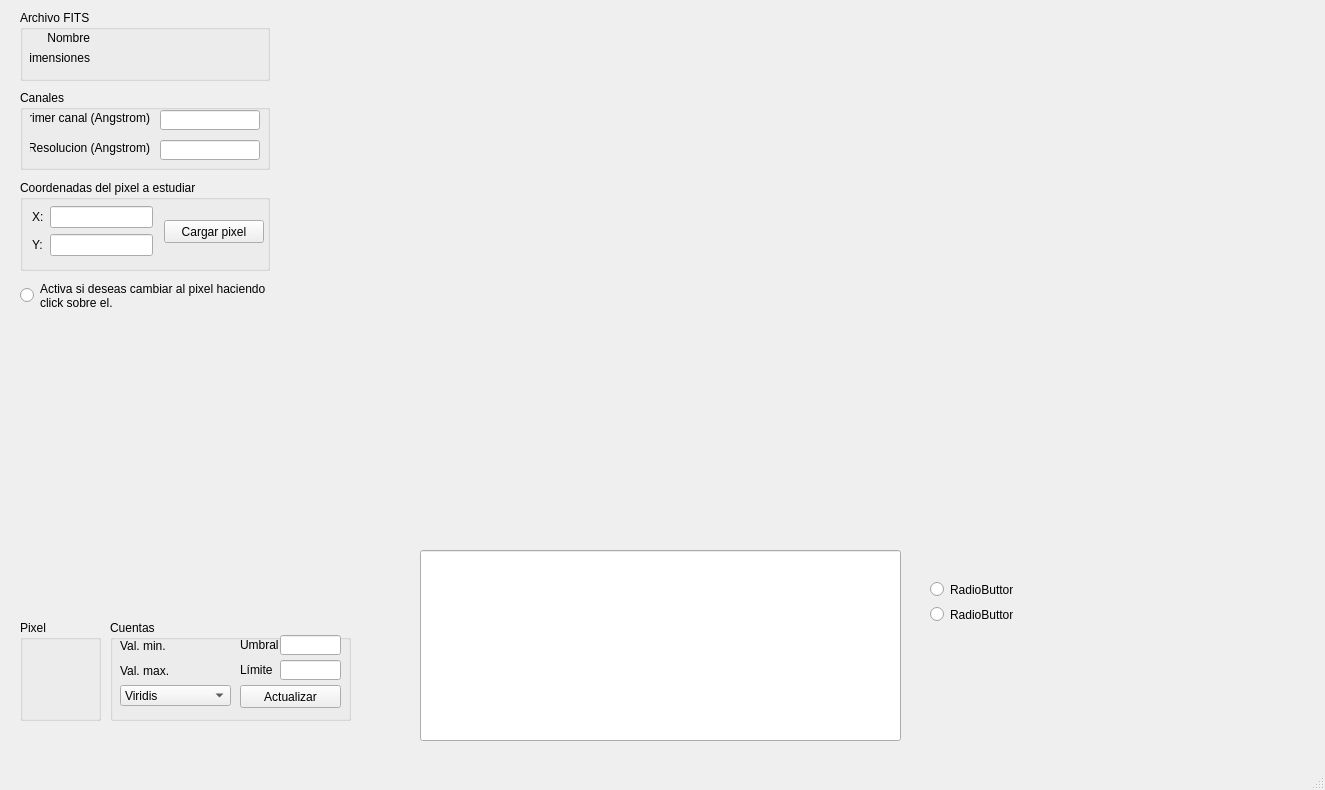
aphics/DPO, file interface_dpo.ui: the form before one commit.
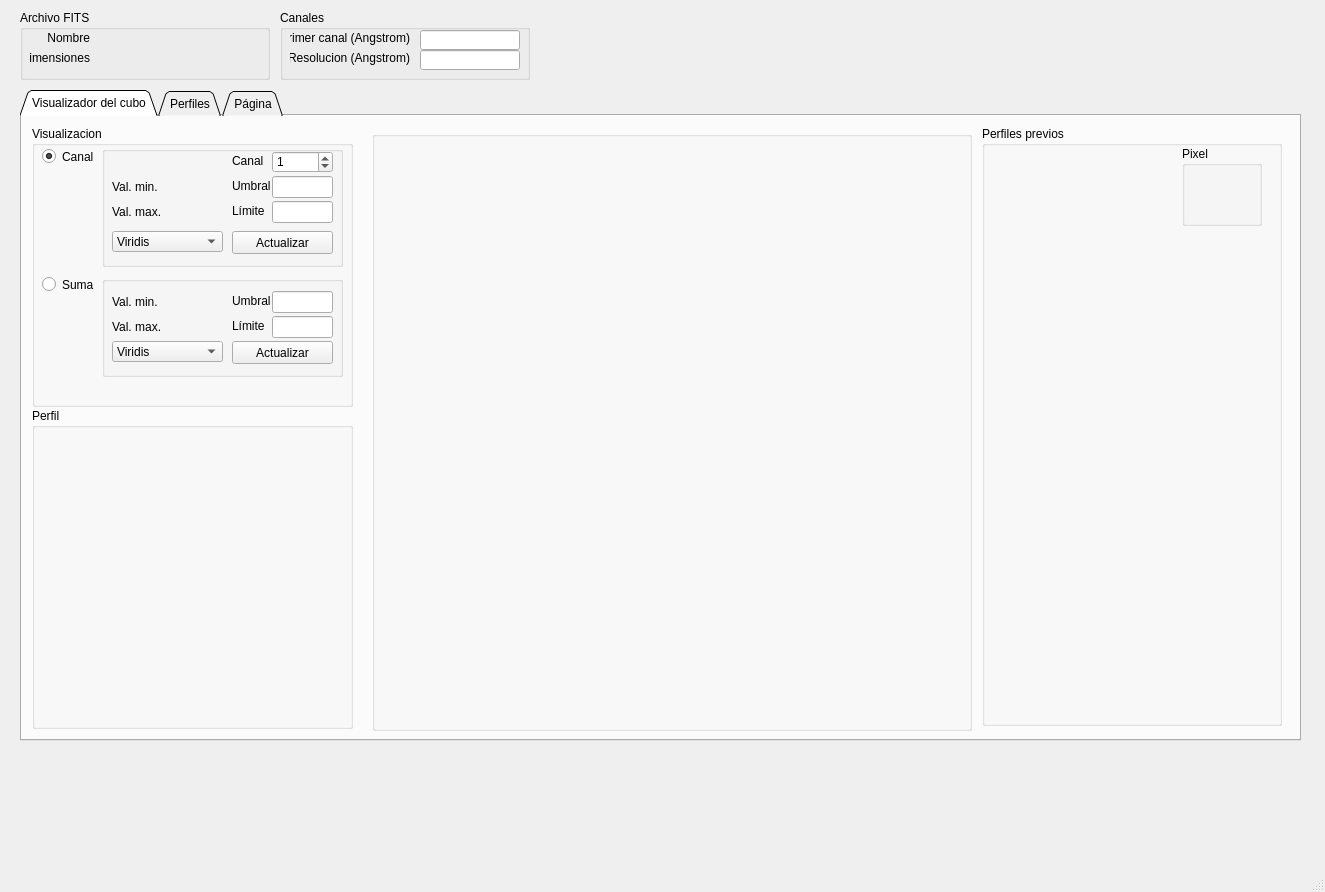
The form after the commit. Custom widgets are drawn as their Qt base class.

```diff
--- a/interface_dpo.ui
+++ b/interface_dpo.ui
@@ -7,7 +7,7 @@
     <x>0</x>
     <y>0</y>
     <width>1325</width>
-    <height>790</height>
+    <height>892</height>
    </rect>
   </property>
   <property name="font">
@@ -21,70 +21,6 @@
    <string>MainWindow</string>
   </property>
   <widget class="QWidget" name="centralwidget">
-   <widget class="QGroupBox" name="groupBox">
-    <property name="geometry">
-     <rect>
-      <x>20</x>
-      <y>180</y>
-      <width>250</width>
-      <height>91</height>
-     </rect>
-    </property>
-    <property name="title">
-     <string>Coordenadas del pixel a estudiar</string>
-    </property>
-    <widget class="QPushButton" name="boton_CargarPixel">
-     <property name="geometry">
-      <rect>
-       <x>144</x>
-       <y>40</y>
-       <width>100</width>
-       <height>23</height>
-      </rect>
-     </property>
-     <property name="maximumSize">
-      <size>
-       <width>16777215</width>
-       <height>23</height>
-      </size>
-     </property>
-     <property name="text">
-      <string>Cargar pixel</string>
-     </property>
-    </widget>
-    <widget class="QWidget" name="layoutWidget">
-     <property name="geometry">
-      <rect>
-       <x>12</x>
-       <y>26</y>
-       <width>121</width>
-       <height>50</height>
-      </rect>
-     </property>
-     <layout class="QFormLayout" name="formLayout">
-      <item row="0" column="0">
-       <widget class="QLabel" name="label_2">
-        <property name="text">
-         <string>X:</string>
-        </property>
-       </widget>
-      </item>
-      <item row="0" column="1">
-       <widget class="QLineEdit" name="pixel_x"/>
-      </item>
-      <item row="1" column="0">
-       <widget class="QLabel" name="label_3">
-        <property name="text">
-         <string>Y:</string>
-        </property>
-       </widget>
-      </item>
-      <item row="1" column="1">
-       <widget class="QLineEdit" name="pixel_y"/>
-      </item>
-     </layout>
-    </widget>
-   </widget>
    <widget class="QGroupBox" name="groupBox_2">
     <property name="enabled">
      <bool>true</bool>
@@ -94,7 +30,7 @@
       <x>20</x>
       <y>10</y>
       <width>250</width>
-      <height>71</height>
+      <height>70</height>
      </rect>
     </property>
     <property name="title">
@@ -168,10 +104,10 @@
    <widget class="QGroupBox" name="groupBox_3">
     <property name="geometry">
      <rect>
-      <x>20</x>
-      <y>90</y>
+      <x>280</x>
+      <y>10</y>
       <width>250</width>
-      <height>80</height>
+      <height>70</height>
      </rect>
     </property>
     <property name="title">
@@ -197,7 +133,7 @@
      <property name="geometry">
       <rect>
        <x>10</x>
-       <y>50</y>
+       <y>40</y>
        <width>120</width>
        <height>16</height>
       </rect>
@@ -223,52 +159,643 @@
      <property name="geometry">
       <rect>
        <x>140</x>
-       <y>50</y>
+       <y>40</y>
        <width>100</width>
        <height>20</height>
       </rect>
      </property>
     </widget>
    </widget>
+   <widget class="QTabWidget" name="tabWidget">
+    <property name="geometry">
+     <rect>
+      <x>20</x>
+      <y>90</y>
+      <width>1281</width>
+      <height>651</height>
+     </rect>
+    </property>
+    <property name="tabPosition">
+     <enum>QTabWidget::North</enum>
+    </property>
+    <property name="tabShape">
+     <enum>QTabWidget::Triangular</enum>
+    </property>
+    <property name="currentIndex">
+     <number>0</number>
+    </property>
+    <widget class="QWidget" name="tab_2">
+     <attribute name="title">
+      <string>Visualizador del cubo</string>
+     </attribute>
+     <widget class="QGroupBox" name="groupBox_8">
+      <property name="geometry">
+       <rect>
+        <x>350</x>
+        <y>15</y>
+        <width>600</width>
+        <height>600</height>
+       </rect>
+      </property>
+      <property name="title">
+       <string/>
+      </property>
+      <widget class="MatplotlibWidget11" name="visualizacion_cubo" native="true">
+       <property name="geometry">
+        <rect>
+         <x>10</x>
+         <y>10</y>
+         <width>580</width>
+         <height>580</height>
+        </rect>
+       </property>
+       <property name="styleSheet">
+        <string notr="true">border-color: rgb(0, 255, 0);</string>
+       </property>
+      </widget>
+     </widget>
+     <widget class="QGroupBox" name="groupBox_9">
+      <property name="geometry">
+       <rect>
+        <x>10</x>
+        <y>292</y>
+        <width>321</width>
+        <height>321</height>
+       </rect>
+      </property>
+      <property name="title">
+       <string>Perfil</string>
+      </property>
+      <widget class="MatplotlibWidget11_sin" name="vis_perfil" native="true">
+       <property name="geometry">
+        <rect>
+         <x>10</x>
+         <y>13</y>
+         <width>300</width>
+         <height>300</height>
+        </rect>
+       </property>
+      </widget>
+     </widget>
+     <widget class="QGroupBox" name="groupBox_7">
+      <property name="geometry">
+       <rect>
+        <x>10</x>
+        <y>10</y>
+        <width>321</width>
+        <height>281</height>
+       </rect>
+      </property>
+      <property name="title">
+       <string>Visualizacion</string>
+      </property>
+      <property name="checkable">
+       <bool>false</bool>
+      </property>
+      <widget class="QGroupBox" name="groupBox_vis_suma">
+       <property name="geometry">
+        <rect>
+         <x>70</x>
+         <y>150</y>
+         <width>241</width>
+         <height>101</height>
+        </rect>
+       </property>
+       <property name="title">
+        <string/>
+       </property>
+       <widget class="QLineEdit" name="maximo_cubo_suma">
+        <property name="geometry">
+         <rect>
+          <x>170</x>
+          <y>40</y>
+          <width>61</width>
+          <height>22</height>
+         </rect>
+        </property>
+       </widget>
+       <widget class="QPushButton" name="pushButton_actualizar_vis_cubo_suma">
+        <property name="geometry">
+         <rect>
+          <x>130</x>
+          <y>65</y>
+          <width>101</width>
+          <height>23</height>
+         </rect>
+        </property>
+        <property name="text">
+         <string>Actualizar</string>
+        </property>
+       </widget>
+       <widget class="QLineEdit" name="umbral_cubo_suma">
+        <property name="geometry">
+         <rect>
+          <x>170</x>
+          <y>15</y>
+          <width>61</width>
+          <height>22</height>
+         </rect>
+        </property>
+       </widget>
+       <widget class="QLabel" name="label_11">
+        <property name="geometry">
+         <rect>
+          <x>130</x>
+          <y>15</y>
+          <width>41</width>
+          <height>20</height>
+         </rect>
+        </property>
+        <property name="text">
+         <string>Umbral</string>
+        </property>
+       </widget>
+       <widget class="QLabel" name="label_12">
+        <property name="geometry">
+         <rect>
+          <x>130</x>
+          <y>40</y>
+          <width>41</width>
+          <height>20</height>
+         </rect>
+        </property>
+        <property name="text">
+         <string>Límite</string>
+        </property>
+       </widget>
+       <widget class="QLabel" name="label_val_max_cubo_suma">
+        <property name="geometry">
+         <rect>
+          <x>10</x>
+          <y>40</y>
+          <width>111</width>
+          <height>21</height>
+         </rect>
+        </property>
+        <property name="text">
+         <string>Val. max.</string>
+        </property>
+       </widget>
+       <widget class="QLabel" name="label_val_min_cubo_suma">
+        <property name="geometry">
+         <rect>
+          <x>10</x>
+          <y>15</y>
+          <width>111</width>
+          <height>21</height>
+         </rect>
+        </property>
+        <property name="text">
+         <string>Val. min.</string>
+        </property>
+       </widget>
+       <widget class="QComboBox" name="colormap_cubo_suma">
+        <property name="geometry">
+         <rect>
+          <x>10</x>
+          <y>65</y>
+          <width>111</width>
+          <height>21</height>
+         </rect>
+        </property>
+        <property name="currentText">
+         <string>Viridis</string>
+        </property>
+        <item>
+         <property name="text">
+          <string>Viridis</string>
+         </property>
+        </item>
+        <item>
+         <property name="text">
+          <string>Grices</string>
+         </property>
+        </item>
+        <item>
+         <property name="text">
+          <string>Grices R</string>
+         </property>
+        </item>
+        <item>
+         <property name="text">
+          <string>12C - 1</string>
+         </property>
+        </item>
+        <item>
+         <property name="text">
+          <string>12C - 2</string>
+         </property>
+        </item>
+        <item>
+         <property name="text">
+          <string>20C</string>
+         </property>
+        </item>
+        <item>
+         <property name="text">
+          <string>Cividis</string>
+         </property>
+        </item>
+        <item>
+         <property name="text">
+          <string>Plasma</string>
+         </property>
+        </item>
+       </widget>
+      </widget>
+      <widget class="QRadioButton" name="vista_modo_suma">
+       <property name="geometry">
+        <rect>
+         <x>10</x>
+         <y>150</y>
+         <width>82</width>
+         <height>17</height>
+        </rect>
+       </property>
+       <property name="text">
+        <string>Suma</string>
+       </property>
+      </widget>
+      <widget class="QRadioButton" name="vista_modo_canal">
+       <property name="geometry">
+        <rect>
+         <x>10</x>
+         <y>20</y>
+         <width>82</width>
+         <height>21</height>
+        </rect>
+       </property>
+       <property name="text">
+        <string>Canal</string>
+       </property>
+       <property name="checked">
+        <bool>true</bool>
+       </property>
+      </widget>
+      <widget class="QGroupBox" name="groupBox_6">
+       <property name="geometry">
+        <rect>
+         <x>70</x>
+         <y>20</y>
+         <width>241</width>
+         <height>121</height>
+        </rect>
+       </property>
+       <property name="title">
+        <string/>
+       </property>
+       <widget class="QLineEdit" name="maximo_cubo">
+        <property name="geometry">
+         <rect>
+          <x>170</x>
+          <y>55</y>
+          <width>61</width>
+          <height>22</height>
+         </rect>
+        </property>
+       </widget>
+       <widget class="QPushButton" name="pushButton_actualizar_vis_cubo">
+        <property name="geometry">
+         <rect>
+          <x>130</x>
+          <y>85</y>
+          <width>101</width>
+          <height>23</height>
+         </rect>
+        </property>
+        <property name="text">
+         <string>Actualizar</string>
+        </property>
+       </widget>
+       <widget class="QLineEdit" name="umbral_cubo">
+        <property name="geometry">
+         <rect>
+          <x>170</x>
+          <y>30</y>
+          <width>61</width>
+          <height>22</height>
+         </rect>
+        </property>
+       </widget>
+       <widget class="QLabel" name="label_9">
+        <property name="geometry">
+         <rect>
+          <x>130</x>
+          <y>30</y>
+          <width>41</width>
+          <height>20</height>
+         </rect>
+        </property>
+        <property name="text">
+         <string>Umbral</string>
+        </property>
+       </widget>
+       <widget class="QLabel" name="label_10">
+        <property name="geometry">
+         <rect>
+          <x>130</x>
+          <y>55</y>
+          <width>41</width>
+          <height>20</height>
+         </rect>
+        </property>
+        <property name="text">
+         <string>Límite</string>
+        </property>
+       </widget>
+       <widget class="QLabel" name="label_val_max_cubo">
+        <property name="geometry">
+         <rect>
+          <x>10</x>
+          <y>55</y>
+          <width>111</width>
+          <height>21</height>
+         </rect>
+        </property>
+        <property name="text">
+         <string>Val. max.</string>
+        </property>
+       </widget>
+       <widget class="QLabel" name="label_val_min_cubo">
+        <property name="geometry">
+         <rect>
+          <x>10</x>
+          <y>30</y>
+          <width>111</width>
+          <height>21</height>
+         </rect>
+        </property>
+        <property name="text">
+         <string>Val. min.</string>
+        </property>
+       </widget>
+       <widget class="QComboBox" name="colormap_cubo">
+        <property name="geometry">
+         <rect>
+          <x>10</x>
+          <y>85</y>
+          <width>111</width>
+          <height>21</height>
+         </rect>
+        </property>
+        <property name="currentText">
+         <string>Viridis</string>
+        </property>
+        <item>
+         <property name="text">
+          <string>Viridis</string>
+         </property>
+        </item>
+        <item>
+         <property name="text">
+          <string>Grices</string>
+         </property>
+        </item>
+        <item>
+         <property name="text">
+          <string>Grices R</string>
+         </property>
+        </item>
+        <item>
+         <property name="text">
+          <string>12C - 1</string>
+         </property>
+        </item>
+        <item>
+         <property name="text">
+          <string>12C - 2</string>
+         </property>
+        </item>
+        <item>
+         <property name="text">
+          <string>20C</string>
+         </property>
+        </item>
+        <item>
+         <property name="text">
+          <string>Cividis</string>
+         </property>
+        </item>
+        <item>
+         <property name="text">
+          <string>Plasma</string>
+         </property>
+        </item>
+       </widget>
+       <widget class="QLabel" name="label_13">
+        <property name="geometry">
+         <rect>
+          <x>130</x>
+          <y>5</y>
+          <width>41</width>
+          <height>20</height>
+         </rect>
+        </property>
+        <property name="text">
+         <string>Canal</string>
+        </property>
+       </widget>
+       <widget class="QSpinBox" name="vis_canal">
+        <property name="geometry">
+         <rect>
+          <x>170</x>
+          <y>5</y>
+          <width>61</width>
+          <height>22</height>
+         </rect>
+        </property>
+        <property name="wrapping">
+         <bool>true</bool>
+        </property>
+        <property name="minimum">
+         <number>1</number>
+        </property>
+        <property name="value">
+         <number>1</number>
+        </property>
+       </widget>
+      </widget>
+     </widget>
+     <widget class="QGroupBox" name="groupBox_10">
+      <property name="geometry">
+       <rect>
+        <x>960</x>
+        <y>10</y>
+        <width>300</width>
+        <height>600</height>
+       </rect>
+      </property>
+      <property name="title">
+       <string>Perfiles previos</string>
+      </property>
+      <widget class="MatplotlibWidget11_sin" name="vis_perfil_previo1" native="true">
+       <property name="geometry">
+        <rect>
+         <x>10</x>
+         <y>20</y>
+         <width>180</width>
+         <height>180</height>
+        </rect>
+       </property>
+      </widget>
+      <widget class="MatplotlibWidget11_sin" name="vis_perfil_previo2" native="true">
+       <property name="geometry">
+        <rect>
+         <x>10</x>
+         <y>210</y>
+         <width>180</width>
+         <height>180</height>
+        </rect>
+       </property>
+      </widget>
+      <widget class="MatplotlibWidget11_sin" name="vis_perfil_previo3" native="true">
+       <property name="geometry">
+        <rect>
+         <x>10</x>
+         <y>400</y>
+         <width>180</width>
+         <height>180</height>
+        </rect>
+       </property>
+      </widget>
+      <widget class="QGroupBox" name="groupBox_11">
+       <property name="geometry">
+        <rect>
+         <x>200</x>
+         <y>20</y>
+         <width>80</width>
+         <height>80</height>
+        </rect>
+       </property>
+       <property name="title">
+        <string>Pixel</string>
+       </property>
+       <widget class="QLabel" name="label_coord_x_imagen_2">
+        <property name="geometry">
+         <rect>
+          <x>10</x>
+          <y>20</y>
+          <width>60</width>
+          <height>20</height>
+         </rect>
+        </property>
+        <property name="text">
+         <string/>
+        </property>
+       </widget>
+       <widget class="QLabel" name="label_coord_y_imagen_2">
+        <property name="geometry">
+         <rect>
+          <x>10</x>
+          <y>45</y>
+          <width>60</width>
+          <height>20</height>
+         </rect>
+        </property>
+        <property name="text">
+         <string/>
+        </property>
+       </widget>
+      </widget>
+     </widget>
+    </widget>
+    <widget class="QWidget" name="Tab">
+     <attribute name="title">
+      <string>Perfiles</string>
+     </attribute>
    <widget class="MatplotlibWidget11" name="grafica" native="true">
     <property name="geometry">
      <rect>
-      <x>400</x>
-      <y>30</y>
+        <x>350</x>
+        <y>20</y>
       <width>500</width>
       <height>500</height>
      </rect>
     </property>
    </widget>
-   <widget class="MatplotlibWidget11" name="imagen" native="true">
+     <widget class="QGroupBox" name="groupBox">
     <property name="geometry">
      <rect>
-      <x>20</x>
-      <y>320</y>
-      <width>300</width>
-      <height>300</height>
-     </rect>
-    </property>
-   </widget>
-   <widget class="QRadioButton" name="radioButton_imagen">
+        <x>10</x>
+        <y>10</y>
+        <width>250</width>
+        <height>91</height>
+       </rect>
+      </property>
+      <property name="title">
+       <string>Coordenadas del pixel</string>
+      </property>
+      <widget class="QPushButton" name="boton_CargarPixel">
+       <property name="geometry">
+        <rect>
+         <x>144</x>
+         <y>40</y>
+         <width>100</width>
+         <height>23</height>
+        </rect>
+       </property>
+       <property name="maximumSize">
+        <size>
+         <width>16777215</width>
+         <height>23</height>
+        </size>
+       </property>
+       <property name="text">
+        <string>Cargar pixel</string>
+       </property>
+      </widget>
+      <widget class="QLabel" name="label_2">
     <property name="geometry">
      <rect>
-      <x>20</x>
-      <y>270</y>
-      <width>251</width>
-      <height>51</height>
+         <x>13</x>
+         <y>27</y>
+         <width>16</width>
+         <height>16</height>
      </rect>
     </property>
     <property name="text">
-     <string>Activa si deseas cambiar al pixel haciendo
-click sobre el.</string>
-    </property>
+        <string>X:</string>
+       </property>
+      </widget>
+      <widget class="QLineEdit" name="pixel_x">
+       <property name="geometry">
+        <rect>
+         <x>29</x>
+         <y>27</y>
+         <width>103</width>
+         <height>20</height>
+        </rect>
+       </property>
+      </widget>
+      <widget class="QLabel" name="label_3">
+       <property name="geometry">
+        <rect>
+         <x>13</x>
+         <y>53</y>
+         <width>16</width>
+         <height>16</height>
+        </rect>
+       </property>
+       <property name="text">
+        <string>Y:</string>
+       </property>
+      </widget>
+      <widget class="QLineEdit" name="pixel_y">
+       <property name="geometry">
+        <rect>
+         <x>29</x>
+         <y>53</y>
+         <width>103</width>
+         <height>20</height>
+        </rect>
+       </property>
+      </widget>
    </widget>
    <widget class="QGroupBox" name="groupBox_4">
     <property name="geometry">
      <rect>
-      <x>20</x>
-      <y>620</y>
+        <x>10</x>
+        <y>460</y>
       <width>81</width>
       <height>101</height>
      </rect>
@@ -319,8 +846,8 @@
    <widget class="QGroupBox" name="groupBox_5">
     <property name="geometry">
      <rect>
-      <x>110</x>
-      <y>620</y>
+        <x>90</x>
+        <y>460</y>
       <width>241</width>
       <height>101</height>
      </rect>
@@ -467,41 +994,49 @@
      </item>
     </widget>
    </widget>
-   <widget class="QWidget" name="layoutWidget">
+     <widget class="QGroupBox" name="groupBox_12">
     <property name="geometry">
      <rect>
-      <x>930</x>
-      <y>580</y>
-      <width>83</width>
-      <height>44</height>
-     </rect>
-    </property>
-    <layout class="QGridLayout" name="gridLayout">
-     <item row="0" column="0">
-      <widget class="QRadioButton" name="radioButton">
-       <property name="text">
-        <string>RadioButton</string>
-       </property>
-      </widget>
-     </item>
-     <item row="1" column="0">
-      <widget class="QRadioButton" name="radioButton_2">
+        <x>10</x>
+        <y>110</y>
+        <width>320</width>
+        <height>350</height>
+       </rect>
+      </property>
+      <property name="title">
+       <string/>
+      </property>
+      <widget class="QRadioButton" name="radioButton_imagen">
+       <property name="geometry">
+        <rect>
+         <x>10</x>
+         <y>-10</y>
+         <width>251</width>
+         <height>51</height>
+        </rect>
+       </property>
        <property name="text">
-        <string>RadioButton</string>
+        <string>Activa si deseas cambiar al pixel haciendo
+click sobre el.</string>
        </property>
       </widget>
-     </item>
-    </layout>
-   </widget>
-   <widget class="QLineEdit" name="valores">
+      <widget class="MatplotlibWidget11" name="imagen" native="true">
     <property name="geometry">
      <rect>
-      <x>420</x>
-      <y>550</y>
-      <width>481</width>
-      <height>191</height>
-     </rect>
-    </property>
+         <x>10</x>
+         <y>40</y>
+         <width>300</width>
+         <height>300</height>
+        </rect>
+       </property>
+      </widget>
+     </widget>
+    </widget>
+    <widget class="QWidget" name="tab">
+     <attribute name="title">
+      <string>Página</string>
+     </attribute>
+    </widget>
    </widget>
   </widget>
   <widget class="QMenuBar" name="menubar">
@@ -520,6 +1055,12 @@
   <customwidget>
    <class>MatplotlibWidget11</class>
    <extends>QWidget</extends>
+   <header>clases_mpl_pyqt5</header>
+   <container>1</container>
+  </customwidget>
+  <customwidget>
+   <class>MatplotlibWidget11_sin</class>
+   <extends>QWidget</extends>
    <header location="global">clases_mpl_pyqt5</header>
    <container>1</container>
   </customwidget>
```
Left out of the diff: 56 changed lines with no effect on the pictures. Lines whose indentation alone changed are shown as unchanged.
